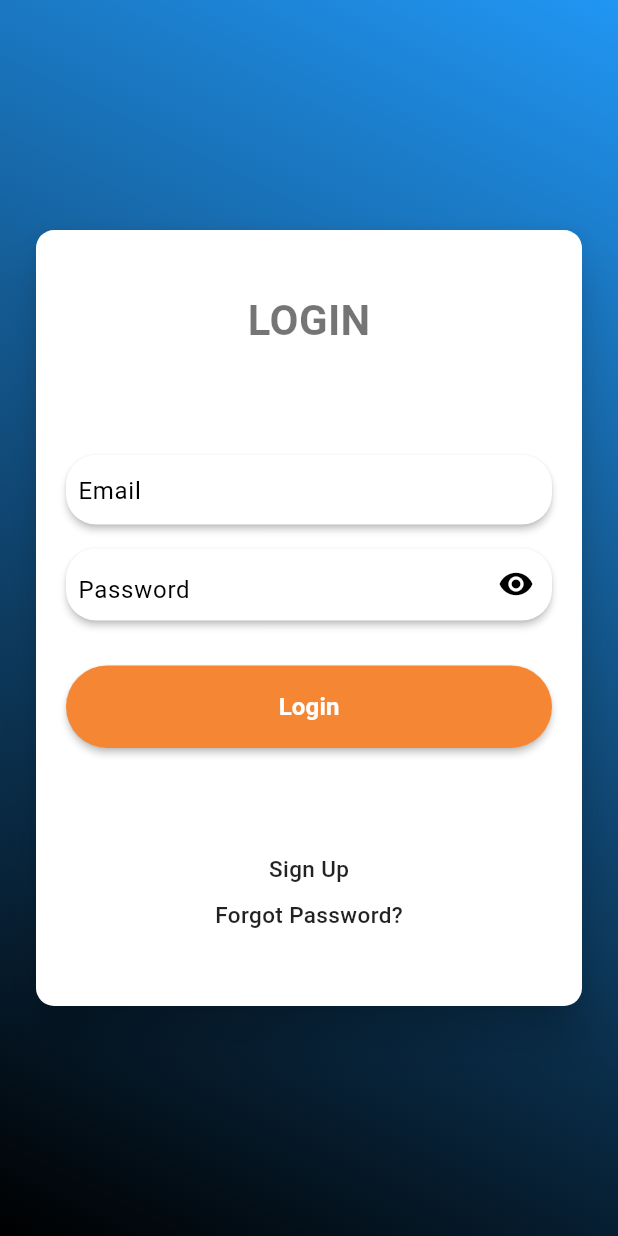
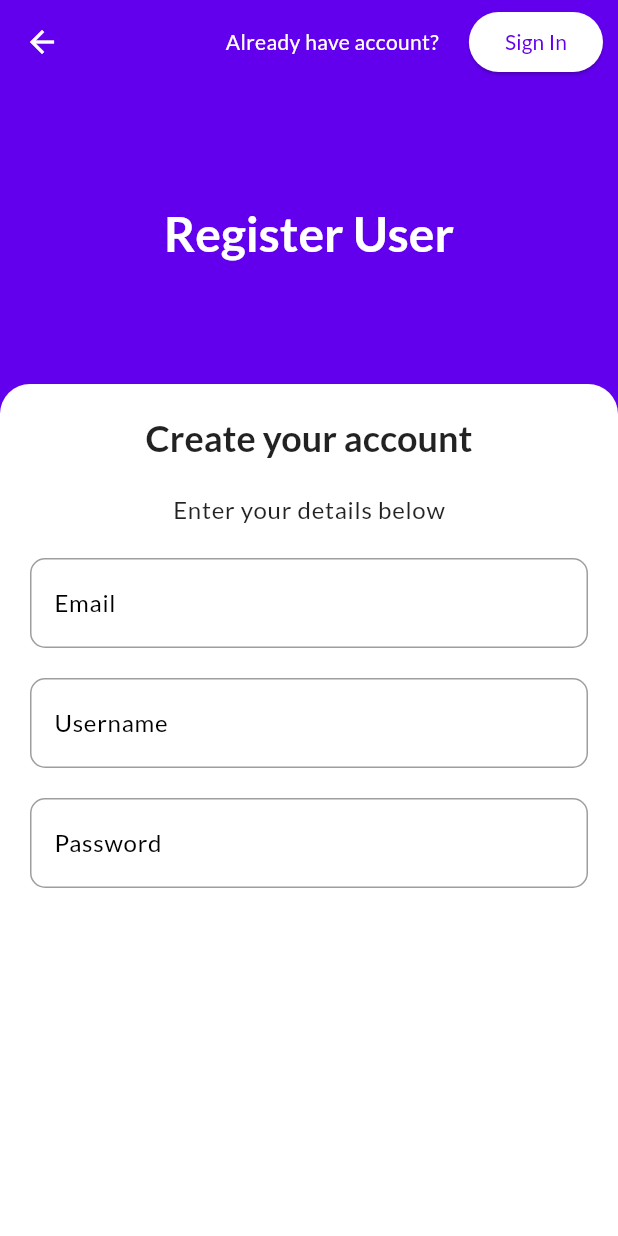
Before and after one commit to evanightly/polinema-smt5-mobile-uas, a Flutter app: the LoginScreen screen opened directly, after a tap on "Sign Up", on a phone screen of 412 x 824 dp. Run offline on Flutter 3.47's test engine with Material 2 defaults, Android fonts, the phone set to English and light mode, and no system bars; our stand-ins replace get, get_storage, google_fonts; accounts and stored records are empty; Roboto replaces fonts that are missing (Avenir).

Commit message:
Add user register screen

```diff
--- a/client/lib/config/custom_theme.dart
+++ b/client/lib/config/custom_theme.dart
@@ -1,4 +1,5 @@
 import 'package:flutter/material.dart';
+import 'package:google_fonts/google_fonts.dart';
 
 const Color customColorSeed = Color(0xFFCF6679);
 
@@ -30,13 +31,29 @@ const ColorScheme darkColorScheme = ColorScheme(
   brightness: Brightness.dark,
 );
 
+InputDecorationTheme inputDecorationTheme(ColorScheme colorScheme) {
+  return InputDecorationTheme(
+    contentPadding: const EdgeInsets.symmetric(horizontal: 12, vertical: 18),
+    focusedBorder: OutlineInputBorder(
+      borderRadius: const BorderRadius.all(Radius.circular(10)),
+      borderSide: BorderSide(width: 1, color: colorScheme.primary),
+    ),
+    enabledBorder: const OutlineInputBorder(
+      borderRadius: BorderRadius.all(Radius.circular(10)),
+      borderSide: BorderSide(width: 1, color: Colors.grey),
+    ),
+  );
+}
+
 final ThemeData lightThemeData = ThemeData(
-  useMaterial3: true,
-  colorScheme: lightColorScheme,
-);
+    useMaterial3: true,
+    colorScheme: lightColorScheme,
+    textTheme: GoogleFonts.latoTextTheme(),
+    inputDecorationTheme: inputDecorationTheme(lightColorScheme));
 
 final ThemeData darkThemeData = ThemeData(
-  useMaterial3: true,
-  colorScheme: darkColorScheme,
-  brightness: Brightness.dark,
-);
+    useMaterial3: true,
+    colorScheme: darkColorScheme,
+    brightness: Brightness.dark,
+    textTheme: GoogleFonts.latoTextTheme(),
+    inputDecorationTheme: inputDecorationTheme(darkColorScheme));
--- a/client/lib/screens/login_screen.dart
+++ b/client/lib/screens/login_screen.dart
@@ -1,4 +1,5 @@
 import 'package:client/controllers/auth_controller.dart';
+import 'package:client/screens/register_screen.dart';
 import 'package:flutter/material.dart';
 import 'package:get/get.dart';
 
@@ -156,7 +157,7 @@ class _LoginScreenState extends State<LoginScreen> {
                         mainAxisAlignment: MainAxisAlignment.center,
                         children: [
                           InkWell(
-                            onTap: () {},
+                            onTap: () => Get.to(() => const RegisterScreen()),
                             child: const Text(
                               'Sign Up',
                               style: TextStyle(
--- /dev/null
+++ b/client/lib/screens/register_screen.dart
@@ -0,0 +1,107 @@
+import 'package:client/screens/login_screen.dart';
+import 'package:flutter/material.dart';
+import 'package:get/get.dart';
+
+class RegisterScreen extends StatelessWidget {
+  const RegisterScreen({super.key});
+
+  void navigateToLogin() => Get.to(() => const LoginScreen());
+
+  @override
+  Widget build(BuildContext context) {
+    return Scaffold(
+      resizeToAvoidBottomInset: false,
+      appBar: AppBar(
+        backgroundColor: Theme.of(context).primaryColor,
+        foregroundColor: Theme.of(context).colorScheme.onPrimary,
+        actions: [
+          const Text('Already have account?'),
+          const SizedBox(width: 20),
+          ElevatedButton(
+            onPressed: navigateToLogin,
+            child: const Text('Sign In'),
+          ),
+          const SizedBox(width: 10)
+        ],
+      ),
+      body: Container(
+        width: double.infinity,
+        color: Theme.of(context).primaryColor,
+        child: SingleChildScrollView(
+          child: Column(
+            children: [
+              const SizedBox(height: 80),
+              Text(
+                'Register User',
+                style: Theme.of(context).textTheme.headlineLarge!.copyWith(
+                      color: Theme.of(context).colorScheme.onPrimary,
+                      fontWeight: FontWeight.bold,
+                    ),
+              ),
+              const SizedBox(height: 80),
+              Container(
+                width: double.infinity,
+                decoration: BoxDecoration(
+                  borderRadius: const BorderRadius.only(
+                    topLeft: Radius.circular(20),
+                    topRight: Radius.circular(20),
+                  ),
+                  color: Theme.of(context).colorScheme.background,
+                ),
+                child: Column(children: [
+                  const SizedBox(height: 20),
+                  Text(
+                    'Create your account',
+                    style: Theme.of(context)
+                        .textTheme
+                        .headlineSmall!
+                        .copyWith(fontWeight: FontWeight.bold),
+                  ),
+                  const SizedBox(height: 20),
+                  Text(
+                    'Enter your details below',
+                    style: Theme.of(context).textTheme.bodyLarge!,
+                  ),
+                  const SizedBox(height: 20),
+                  Form(
+                    child: ListView(
+                      shrinkWrap: true,
+                      padding: const EdgeInsets.symmetric(horizontal: 20),
+                      children: [
+                        TextFormField(
+                          autocorrect: false,
+                          decoration: const InputDecoration(
+                            labelText: 'Email',
+                          ),
+                          keyboardType: TextInputType.emailAddress,
+                        ),
+                        const SizedBox(height: 20),
+                        TextFormField(
+                          autocorrect: false,
+                          decoration: const InputDecoration(
+                            labelText: 'Username',
+                          ),
+                          keyboardType: TextInputType.name,
+                        ),
+                        const SizedBox(height: 20),
+                        TextFormField(
+                          autocorrect: false,
+                          decoration: const InputDecoration(
+                            labelText: 'Password',
+                          ),
+                          keyboardType: TextInputType.text,
+                          obscureText: true,
+                        ),
+                      ],
+                    ),
+                  ),
+                  const SizedBox(height: 380)
+                ]),
+              )
+            ],
+          ),
+        ),
+      ),
+    );
+  }
+}
--- a/client/pubspec.yaml
+++ b/client/pubspec.yaml
@@ -37,6 +37,7 @@ dependencies:
   get: ^4.6.6
   dio: ^5.3.3
   get_storage: ^2.1.1
+  google_fonts: ^6.1.0
 
 dev_dependencies:
   flutter_test:
```
Also changed, not shown: client/pubspec.lock.
